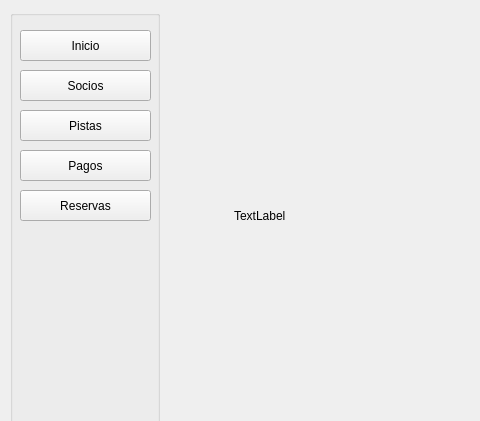
Qt form ui/qt/main_window.ui (i82camud/Club_Padel) before a commit; both pictures show x 0 to 480 and y 0 to 421 of the 1280 by 800 pixel window.
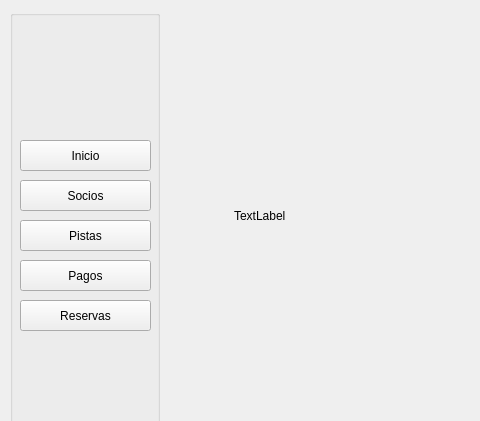
The same form after that commit.

Diff of the .ui file:
```diff
--- a/ui/qt/main_window.ui
+++ b/ui/qt/main_window.ui
@@ -36,7 +36,7 @@
      <property name="geometry">
       <rect>
        <x>10</x>
-       <y>20</y>
+       <y>130</y>
        <width>131</width>
        <height>31</height>
       </rect>
@@ -58,7 +58,7 @@
      <property name="geometry">
       <rect>
        <x>10</x>
-       <y>60</y>
+       <y>170</y>
        <width>131</width>
        <height>31</height>
       </rect>
@@ -71,7 +71,7 @@
      <property name="geometry">
       <rect>
        <x>10</x>
-       <y>100</y>
+       <y>210</y>
        <width>131</width>
        <height>31</height>
       </rect>
@@ -84,7 +84,7 @@
      <property name="geometry">
       <rect>
        <x>10</x>
-       <y>140</y>
+       <y>250</y>
        <width>131</width>
        <height>31</height>
       </rect>
@@ -97,7 +97,7 @@
      <property name="geometry">
       <rect>
        <x>10</x>
-       <y>180</y>
+       <y>290</y>
        <width>131</width>
        <height>31</height>
       </rect>
```
Left out of the diff: 6 changed lines with no effect on the pictures.
